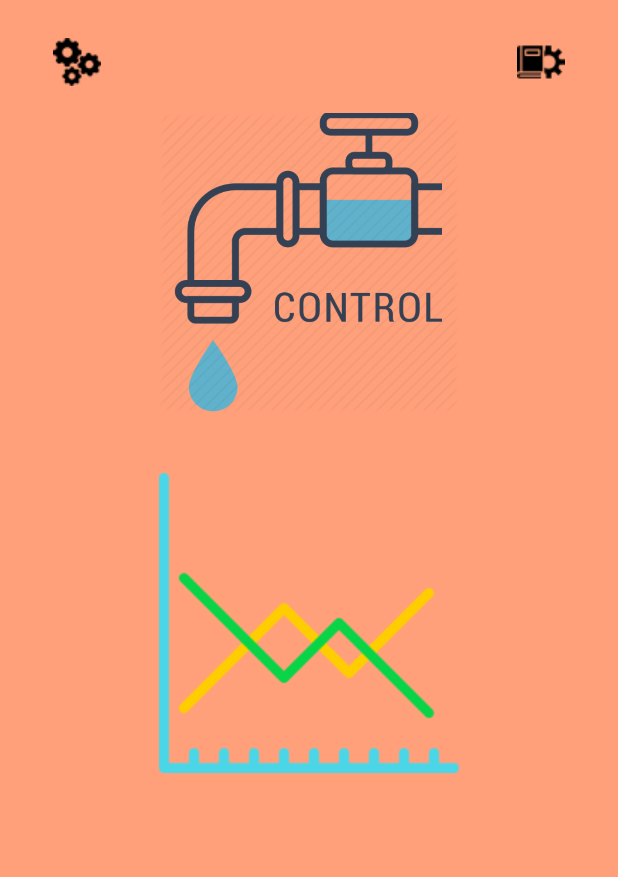
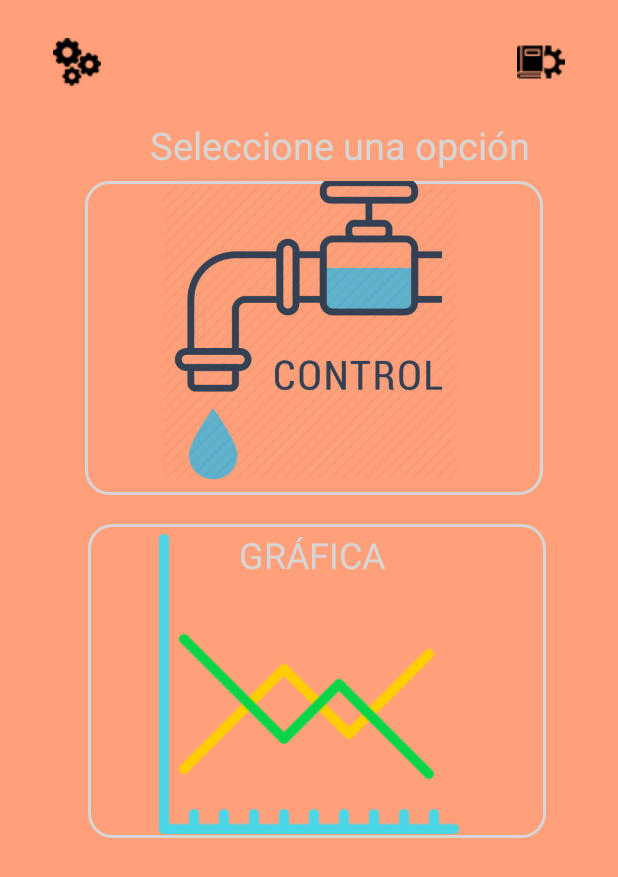
Before and after one commit to Hellogark/ControlDeAgua, an Android app: the screen it shows after launch (home), on a phone screen of 412 x 824 dp. Shown: the top 877 px of the screen. Run offline under Robolectric (Android 15) with nearby library versions, the phone set to English and light mode, and no system bars.

Commit message:
se modificó la vista de control y del medidor
se agregó borde en las imegenes y las distancias de textview en medidor

```diff
--- /dev/null
+++ b/app/src/main/res/drawable/my_border.xml
@@ -0,0 +1,16 @@
+<?xml version="1.0" encoding="utf-8"?>
+<shape xmlns:android="http://schemas.android.com/apk/res/android"
+    android:shape="rectangle" >
+
+    <!-- View border color and width -->
+    <stroke
+        android:width="2dp"
+        android:color="@color/black" >
+    </stroke>
+
+    <!-- The radius makes the corners rounded -->
+    <corners
+        android:radius="15dp"   >
+    </corners>
+
+</shape>
--- a/app/src/main/res/layout/activity_control.xml
+++ b/app/src/main/res/layout/activity_control.xml
@@ -78,32 +78,28 @@
 
         <TextView
             android:id="@+id/txtFlujo"
-            android:layout_width="117dp"
+            android:layout_width="185dp"
             android:layout_height="wrap_content"
             android:layout_below="@+id/tvCargaCompleta"
-            android:layout_alignParentStart="true"
-            android:layout_alignParentEnd="true"
-            android:layout_marginStart="138dp"
-            android:layout_marginTop="6dp"
-            android:layout_marginEnd="129dp"
+            android:layout_alignStart="@+id/tvCargaCompleta"
+            android:layout_marginTop="78dp"
             android:gravity="right"
-            android:text="0" />
+            android:text="0"
+            android:textSize="24sp" />
 
         <TextView
             android:id="@+id/txtCantidad"
-            android:layout_width="80dp"
+            android:layout_width="135dp"
             android:layout_height="wrap_content"
             android:layout_below="@+id/txtFlujo"
-            android:layout_alignParentStart="true"
             android:layout_alignParentEnd="true"
-            android:layout_alignParentBottom="true"
-            android:layout_marginStart="155dp"
-            android:layout_marginTop="3dp"
-            android:layout_marginEnd="149dp"
-            android:layout_marginBottom="92dp"
+            android:layout_centerHorizontal="true"
+            android:layout_marginTop="8dp"
+            android:layout_marginEnd="117dp"
             android:background="@color/black"
             android:gravity="right"
             android:text="0"
-            android:textColor="@color/white" />
+            android:textColor="@color/white"
+            android:textSize="18sp" />
     </RelativeLayout>
 </android.support.design.widget.CoordinatorLayout>
--- a/app/src/main/res/layout/activity_home.xml
+++ b/app/src/main/res/layout/activity_home.xml
@@ -39,12 +39,43 @@
             android:src="@drawable/manual" />
     </RelativeLayout>
 
+    <RelativeLayout
+        android:layout_width="wrap_content"
+        android:layout_height="match_parent"
+        android:layout_marginTop="70dp">
+
+        <TextView
+            android:layout_width="wrap_content"
+            android:layout_height="wrap_content"
+            android:layout_alignParentTop="true"
+            android:layout_alignParentEnd="true"
+            android:layout_marginTop="4dp"
+            android:layout_marginEnd="43dp"
+            android:text="Seleccione una opción"
+            android:textColor="@color/black"
+            android:textSize="25dp" />
+
+        <TextView
+            android:layout_width="305dp"
+            android:layout_height="209dp"
+            android:layout_marginStart="41dp"
+            android:layout_marginTop="45dp"
+            android:background="@drawable/my_border" />
+
+        <TextView
+            android:layout_width="305dp"
+            android:layout_height="209dp"
+            android:layout_alignParentTop="true"
+            android:layout_marginStart="43dp"
+            android:layout_marginTop="274dp"
+            android:background="@drawable/my_border" />
+
         <ImageView
             android:id="@+id/controlAgua"
             android:layout_width="match_parent"
             android:layout_height="200dp"
-        android:layout_below="@id/barraOpciones"
-        android:layout_marginTop="10dp"
+            android:layout_alignParentStart="true"
+            android:layout_marginTop="45dp"
             android:paddingLeft="40dp"
             android:paddingRight="40dp"
             android:src="@drawable/control_agua" />
@@ -54,8 +85,28 @@
             android:layout_width="match_parent"
             android:layout_height="200dp"
             android:layout_below="@id/controlAgua"
-        android:layout_marginTop="40dp"
+            android:layout_alignParentStart="true"
+            android:layout_marginStart="0dp"
+            android:layout_marginTop="35dp"
             android:paddingLeft="40dp"
             android:paddingRight="40dp"
             android:src="@drawable/grafico" />
+
+        <TextView
+            android:id="@+id/textView2"
+            android:layout_width="wrap_content"
+            android:layout_height="wrap_content"
+            android:layout_alignParentStart="true"
+            android:layout_alignParentTop="true"
+            android:layout_alignParentBottom="true"
+            android:layout_marginStart="144dp"
+            android:layout_marginTop="278dp"
+            android:layout_marginBottom="177dp"
+            android:text="GRÁFICA"
+            android:textColor="@color/black"
+            android:textSize="24sp" />
+
     </RelativeLayout>
+
+
+</RelativeLayout>
```
Lines whose indentation alone changed are shown as unchanged.
